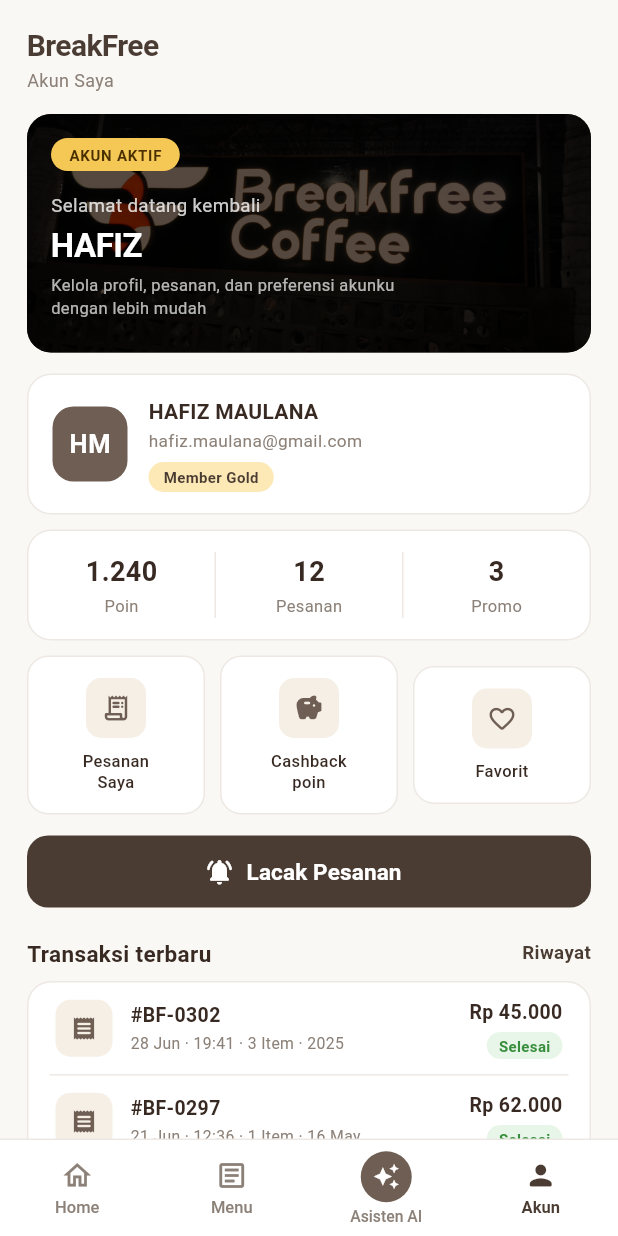
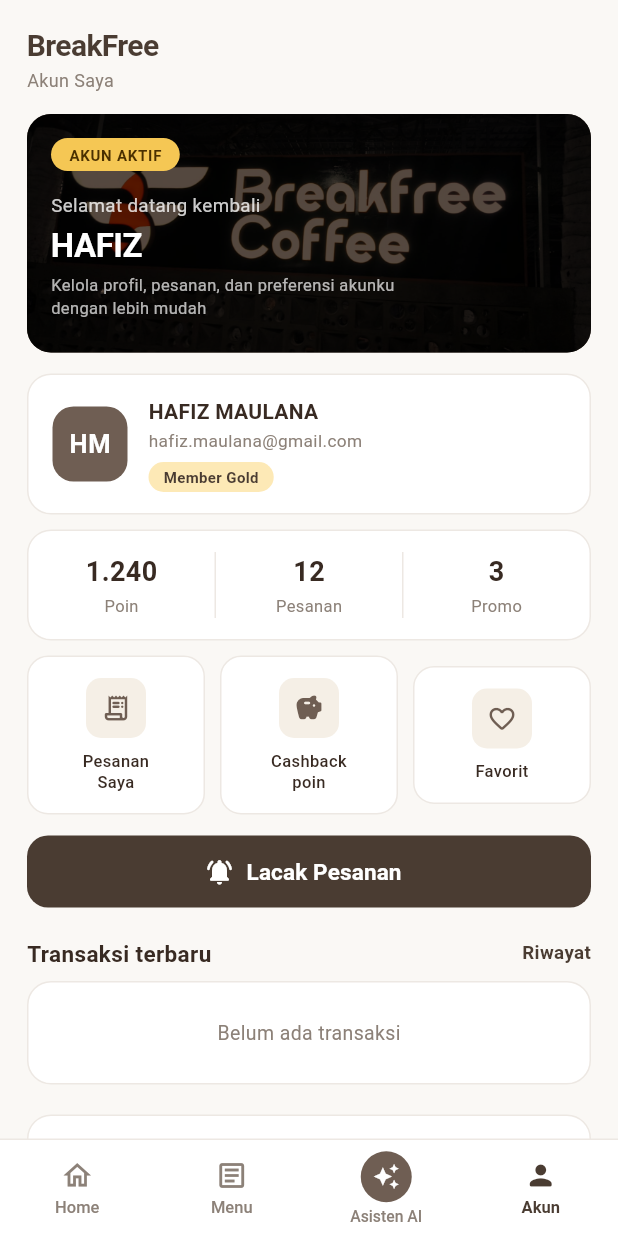
Before and after one commit to hafismaulana21032020-png/APPMOBILE, a Flutter app: the AccountPage screen opened by its route, on a phone screen of 412 x 824 dp. Run offline on Flutter 3.47's test engine with Material 3 defaults, Android fonts, the phone set to English and light mode, and no system bars; network calls fail.

Commit message:
refactor: bersihkan seluruh data dummy di mobile (keranjang, pesanan aktif, riwayat transaksi)

```diff
--- a/lib/features/account/presentation/pages/account_page.dart
+++ b/lib/features/account/presentation/pages/account_page.dart
@@ -9,6 +9,7 @@ import '../../../home/presentation/controllers/home_tab_controller.dart';
 import '../../../home/presentation/widgets/home_bottom_nav_bar.dart';
 import '../../../home/presentation/widgets/home_nav_helper.dart';
 import '../../domain/services/user_service.dart';
+import '../../../order/domain/services/order_service.dart';
 
 class AccountPage extends StatelessWidget {
   const AccountPage({super.key});
@@ -405,7 +406,36 @@ class AccountPage extends StatelessWidget {
 
                   Padding(
                     padding: const EdgeInsets.symmetric(horizontal: 18),
-                    child: Container(
+                    child: AnimatedBuilder(
+                      animation: OrderService.instance,
+                      builder: (context, _) {
+                        final history = OrderService.instance.orderHistory;
+                        if (history.isEmpty) {
+                          return Container(
+                            width: double.infinity,
+                            decoration: BoxDecoration(
+                              color: Colors.white,
+                              borderRadius: BorderRadius.circular(16),
+                              border: Border.all(
+                                  color: AppColors.inputBorderColor, width: 1),
+                            ),
+                            padding: const EdgeInsets.symmetric(
+                                horizontal: 16, vertical: 24),
+                            child: const Center(
+                              child: Text(
+                                'Belum ada transaksi',
+                                style: TextStyle(
+                                  fontSize: 13,
+                                  color: AppColors.secondaryText,
+                                ),
+                              ),
+                            ),
+                          );
+                        }
+
+                        const months = ['Jan', 'Feb', 'Mar', 'Apr', 'Mei', 'Jun', 'Jul', 'Agu', 'Sep', 'Okt', 'Nov', 'Des'];
+                        final displayItems = history.take(3).toList();
+                        return Container(
                           decoration: BoxDecoration(
                             color: Colors.white,
                             borderRadius: BorderRadius.circular(16),
@@ -413,30 +443,31 @@ class AccountPage extends StatelessWidget {
                                 color: AppColors.inputBorderColor, width: 1),
                           ),
                           padding: const EdgeInsets.symmetric(horizontal: 14),
-                      child: const Column(
+                          child: Column(
+                            children: List.generate(displayItems.length, (idx) {
+                              final item = displayItems[idx];
+                              final m = item.createdAt.month;
+                              final mName = (m >= 1 && m <= 12) ? months[m - 1] : '';
+                              final dateStr =
+                                  '${item.createdAt.day} $mName · ${item.createdAt.hour.toString().padLeft(2, '0')}:${item.createdAt.minute.toString().padLeft(2, '0')} · ${item.items.length} Item';
+                              return Column(
                                 children: [
+                                  if (idx > 0)
+                                    const Divider(
+                                        height: 1,
+                                        color: AppColors.inputBorderColor),
                                   _TransactionTile(
-                            orderId: '#BF-0302',
-                            dateTime: '28 Jun · 19:41 · 3 Item · 2025',
-                            amount: 45000,
-                            status: 'Selesai',
-                          ),
-                          Divider(height: 1, color: AppColors.inputBorderColor),
-                          _TransactionTile(
-                            orderId: '#BF-0297',
-                            dateTime: '21 Jun · 12:36 · 1 Item · 16 May',
-                            amount: 62000,
-                            status: 'Selesai',
-                          ),
-                          Divider(height: 1, color: AppColors.inputBorderColor),
-                          _TransactionTile(
-                            orderId: '#BF-0259',
-                            dateTime: '15 May · 11:06 · 1 Item · 2025',
-                            amount: 18000,
-                            status: 'Selesai',
+                                    orderId: item.id,
+                                    dateTime: dateStr,
+                                    amount: item.totalPrice,
+                                    status: item.status.title,
                                   ),
                                 ],
+                              );
+                            }),
                           ),
+                        );
+                      },
                     ),
                   ),
 
--- a/lib/features/cart/domain/services/cart_service.dart
+++ b/lib/features/cart/domain/services/cart_service.dart
@@ -7,25 +7,8 @@ class CartService extends ChangeNotifier {
   CartService._();
   static final CartService instance = CartService._();
 
-  // Daftar item keranjang (default awal sesuai desain)
-  final List<CartItemModel> _items = [
-    CartItemModel(
-      id: 'default-1',
-      name: 'Kopi Susu Gula Aren',
-      options: 'Regular, Normal Sugar, Oatmilk',
-      price: 25000,
-      quantity: 1,
-      image: AppAssets.breakfreeArenLatte,
-    ),
-    CartItemModel(
-      id: 'default-2',
-      name: 'Croissant Almond',
-      options: 'Original Butter pastry',
-      price: 26000,
-      quantity: 1,
-      image: AppAssets.coffeeBanner,
-    ),
-  ];
+  // Daftar item keranjang (kosong saat pertama kali dibuka)
+  final List<CartItemModel> _items = [];
 
   String? _appliedPromoCode;
   String? get appliedPromoCode => _appliedPromoCode;
```
Also changed, not shown: lib/features/cart/presentation/pages/cart_page.dart (+5 -4 lines), lib/features/order/domain/services/order_service.dart (+55 -182 lines), lib/features/order/presentation/pages/order_tracking_page.dart (+1 -13 lines). Lines whose indentation alone changed are shown as unchanged.
